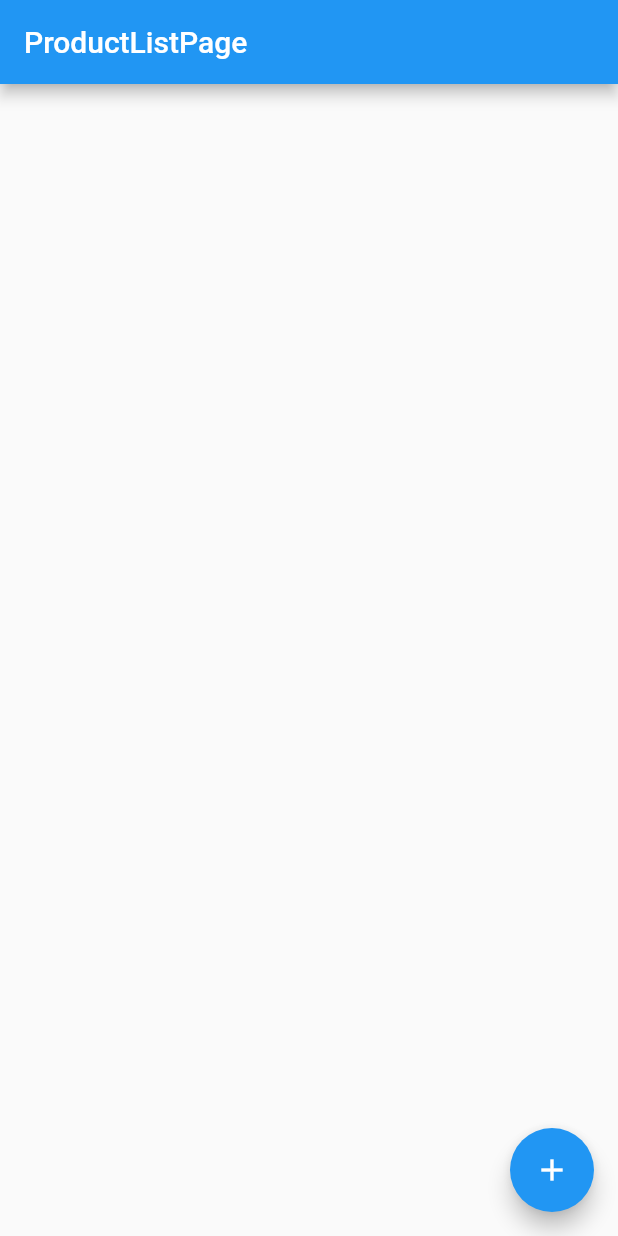
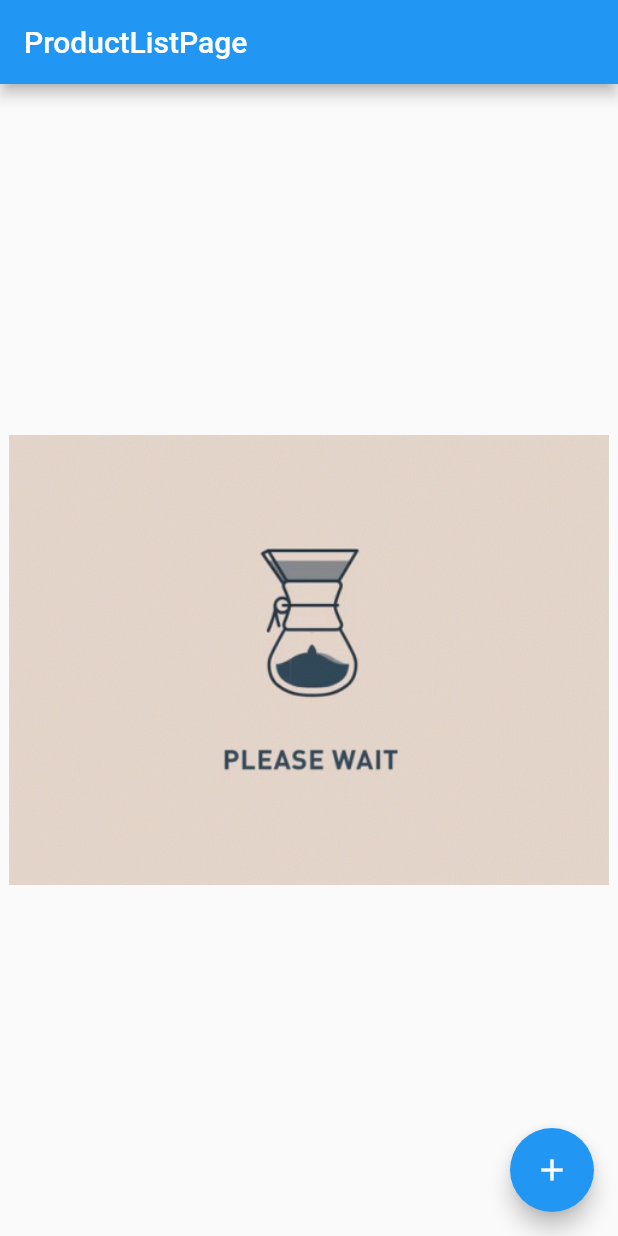
Before and after one commit to Sylar0012/flutter_riverpod_MVVM-, a Flutter app: the screen it shows after launch, on a phone screen of 412 x 824 dp. Run offline on Flutter 3.47's test engine with Material 2 defaults, Android fonts, the phone set to English and light mode, and no system bars; our stand-ins replace flutter_riverpod; network calls fail.

Commit message:
서버에 thread 걸어서 로딩시 gif 출력

```diff
--- a/lib/views/product/list/product_list_view.dart
+++ b/lib/views/product/list/product_list_view.dart
@@ -30,7 +30,21 @@ class ProductListView extends ConsumerWidget {
       appBar: AppBar(
         title: Text("ProductListPage"),
       ),
-      body: ListView.builder(
+      body: _buildListView(pm),
+    );
+  }
+
+  Widget _buildListView(List<Product> pm) {
+    if (!(pm.length > 0)) {
+      return Center(
+        child: Image.asset(
+          "assets/images/loading.gif",
+          width: 400,
+          height: 400,
+        ),
+      );
+    } else {
+      return ListView.builder(
         itemCount: pm.length,
         itemBuilder: (context, index) => ListTile(
           key: ValueKey(pm[index].id),
@@ -47,7 +61,7 @@ class ProductListView extends ConsumerWidget {
           ),
           subtitle: Text("${pm[index].price}"),
         ),
-      ),
-    );
+      );
+    }
   }
 }
--- a/pubspec.yaml
+++ b/pubspec.yaml
@@ -60,9 +60,8 @@ flutter:
   uses-material-design: true
 
   # To add assets to your application, add an assets section, like this:
-  # assets:
-  #   - images/a_dot_burr.jpeg
-  #   - images/a_dot_ham.jpeg
+  assets:
+    - assets/images/
 
   # An image asset can refer to one or more resolution-specific "variants", see
   # https://flutter.dev/assets-and-images/#resolution-aware
```
Also changed, not shown: lib/controller/product_controller.dart (+5 -4 lines), lib/domain/product/product_http_repository.dart (+13 -20 lines), assets/images/loading.gif (added).
